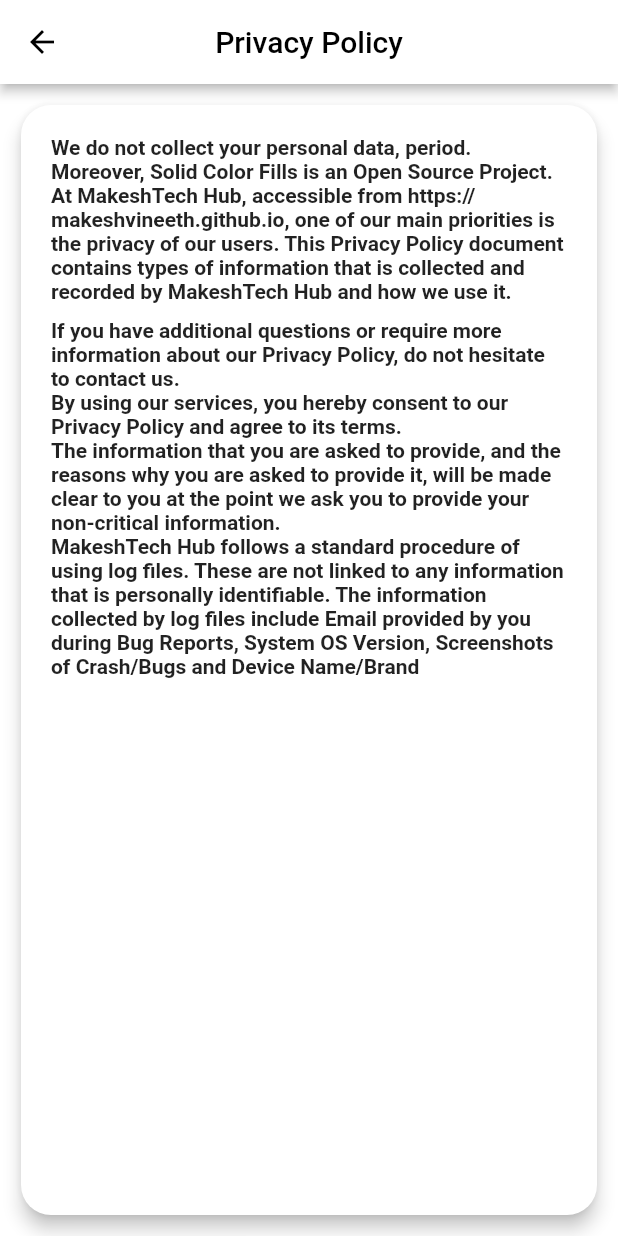
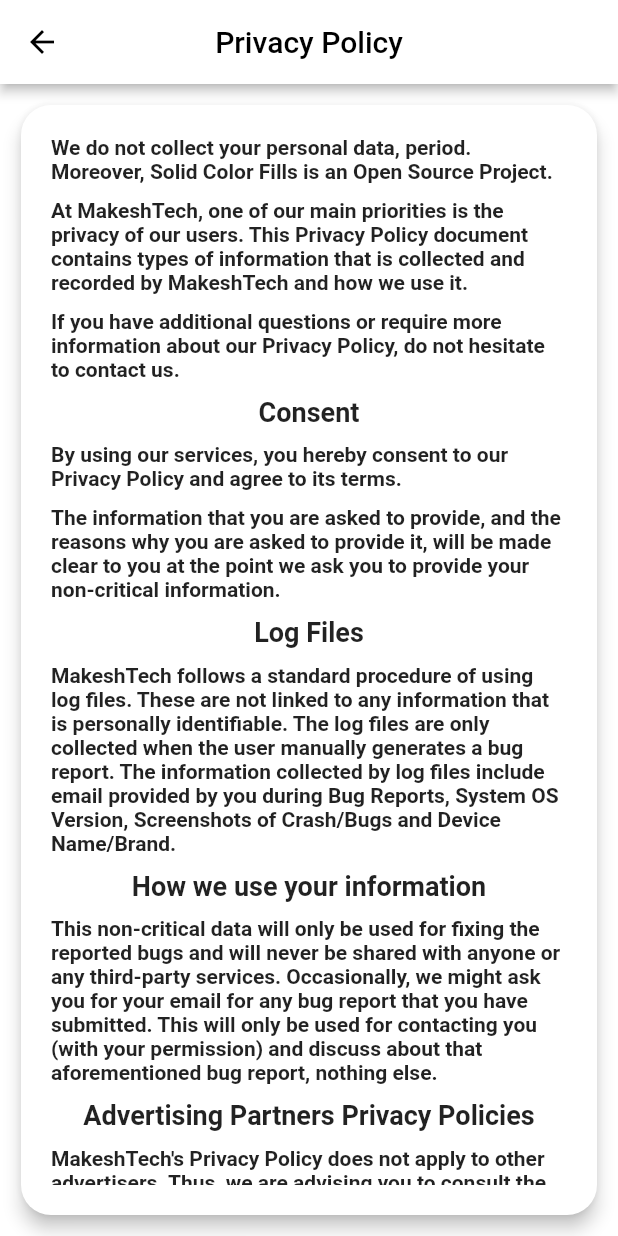
Before and after one commit to MakeshVineeth/solid_color_fills, a Flutter app: the PrivacyPolicy screen opened by its route, on a phone screen of 412 x 824 dp. Run offline on Flutter 3.47's test engine with Material 2 defaults, Android fonts, the phone set to English and light mode, and no system bars; our stand-ins replace convex_bottom_bar, fluentui_system_icons, flutter_colorpicker, flutter_riverpod, modal_bottom_sheet, theme_provider and 1 more; missing offline and left inert: flutter_animator, flutter_material_color_picker, flutter_statusbarcolor, system_properties, wallpaper_manager.

Commit message:
improve privacy policy

```diff
--- a/lib/UI/privacy_policy.dart
+++ b/lib/UI/privacy_policy.dart
@@ -2,7 +2,10 @@
 
 class PrivacyPolicy extends StatelessWidget {
   final text =
-      'We do not collect your personal data, period. Moreover, Solid Color Fills is an Open Source Project. At MakeshTech Hub, accessible from https://makeshvineeth.github.io, one of our main priorities is the privacy of our users. This Privacy Policy document contains types of information that is collected and recorded by MakeshTech Hub and how we use it.';
+      'We do not collect your personal data, period. Moreover, Solid Color Fills is an Open Source Project.';
+
+  final text0 =
+      'At MakeshTech, one of our main priorities is the privacy of our users. This Privacy Policy document contains types of information that is collected and recorded by MakeshTech and how we use it.';
 
   final text1 =
       'If you have additional questions or require more information about our Privacy Policy, do not hesitate to contact us.';
@@ -16,18 +19,20 @@
 
   final h4 = 'Log Files';
   final text4 =
-      'MakeshTech Hub follows a standard procedure of using log files. These are not linked to any information that is personally identifiable. The information collected by log files include Email provided by you during Bug Reports, System OS Version, Screenshots of Crash/Bugs and Device Name/Brand';
+      'MakeshTech follows a standard procedure of using log files. These are not linked to any information that is personally identifiable. The log files are only collected when the user manually generates a bug report. The information collected by log files include email provided by you during Bug Reports, System OS Version, Screenshots of Crash/Bugs and Device Name/Brand.';
 
   final h5 = 'How we use your information';
   final text5 =
-      'This non-critical data will only be used for fixing the reported bugs and will NEVER be shared with anyone or any third-party services. Occasionally, we might ask you for your email for any bug report that you have submitted. This will only be used for contacting you (with your permission) and discuss about that aforementioned bug report, nothing else.';
+      'This non-critical data will only be used for fixing the reported bugs and will never be shared with anyone or any third-party services. Occasionally, we might ask you for your email for any bug report that you have submitted. This will only be used for contacting you (with your permission) and discuss about that aforementioned bug report, nothing else.';
 
   final h6 = 'Advertising Partners Privacy Policies';
   final text6 =
-      'MakeshTech Hub\'s Privacy Policy does not apply to other advertisers. Thus, we are advising you to consult the respective Privacy Policies of these third-party ad servers for more detailed information.';
+      'MakeshTech\'s Privacy Policy does not apply to other advertisers. Thus, we are advising you to consult the respective Privacy Policies of these third-party ad servers for more detailed information.';
 
-  final text7 =
-      'If any of our apps are supported by Ads, be assured that we will also provide an option to disable them through a much affordable in-app purchase. We would also provide an option to disable Interest-Based Ads, thus less tracking, for the people who do not intend to pay.';
+  final text7 = 'So, if any of our apps are supported by advertising, be assured that we will also provide an option to disable them through a much affordable in-app purchase. We would also provide an option to disable Interest-Based Ads, thus less tracking, for the people who do not intend to pay.';
+
+
+  final space = 10.0;
 
   @override
   Widget build(BuildContext context) {
@@ -52,21 +57,76 @@
                     text,
                     style: TextStyle(fontWeight: FontWeight.w600),
                   ),
-                  SizedBox(height: 10),
+                  SizedBox(height: space),
+                  Text(
+                    text0,
+                    style: TextStyle(fontWeight: FontWeight.w600),
+                  ),
+                  SizedBox(height: space),
                   Text(
                     text1,
                     style: TextStyle(fontWeight: FontWeight.w600),
                   ),
+                  SizedBox(height: space),
+                  Text(
+                    h2,
+                    style: TextStyle(
+                      fontWeight: FontWeight.w600,
+                      fontSize: 18.0,
+                    ),
+                  ),
+                  SizedBox(height: space),
                   Text(
                     text2,
                     style: TextStyle(fontWeight: FontWeight.w600),
                   ),
+                  SizedBox(height: space),
                   Text(
                     text3,
                     style: TextStyle(fontWeight: FontWeight.w600),
                   ),
+                  SizedBox(height: space),
+                  Text(
+                    h4,
+                    style: TextStyle(
+                      fontWeight: FontWeight.w600,
+                      fontSize: 18.0,
+                    ),
+                  ),
+                  SizedBox(height: space),
                   Text(
                     text4,
+                    style: TextStyle(fontWeight: FontWeight.w600),
+                  ),
+                  SizedBox(height: space),
+                  Text(
+                    h5,
+                    style: TextStyle(
+                      fontWeight: FontWeight.w600,
+                      fontSize: 18.0,
+                    ),
+                  ),
+                  SizedBox(height: space),
+                  Text(
+                    text5,
+                    style: TextStyle(fontWeight: FontWeight.w600),
+                  ),
+                  SizedBox(height: space),
+                  Text(
+                    h6,
+                    style: TextStyle(
+                      fontWeight: FontWeight.w600,
+                      fontSize: 18.0,
+                    ),
+                  ),
+                  SizedBox(height: space),
+                  Text(
+                    text6,
+                    style: TextStyle(fontWeight: FontWeight.w600),
+                  ),
+                  SizedBox(height: space),
+                  Text(
+                    text7,
                     style: TextStyle(fontWeight: FontWeight.w600),
                   ),
                 ],
--- a/lib/fixedValues.dart
+++ b/lib/fixedValues.dart
@@ -3,7 +3,7 @@
 class FixedValues {
   final appTitle = 'Solid Color Fills';
   final appLegalese =
-      'An App that lets you set your favorite color as Device Wallpaper. Not satisfied with default colors? Then you can choose your own color by using the Color Picker provided in the app. Solid Color Fills has Beautiful UI and Extremely Privacy Friendly.';
+      'An App that lets you set your favorite color as Device Wallpaper. Not satisfied with default colors? Then you can choose your own color by using the Color Picker provided in the app. Solid Color Fills has Beautiful UI and Privacy Friendly.';
   final appVersion = '1.0.0';
 
   final BorderRadius fixedCardRadius = BorderRadius.circular(20.0);
```
